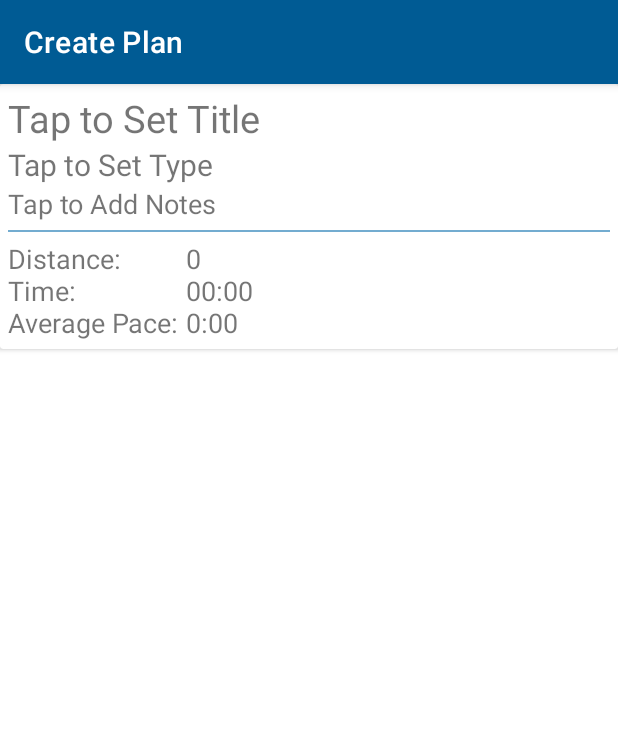
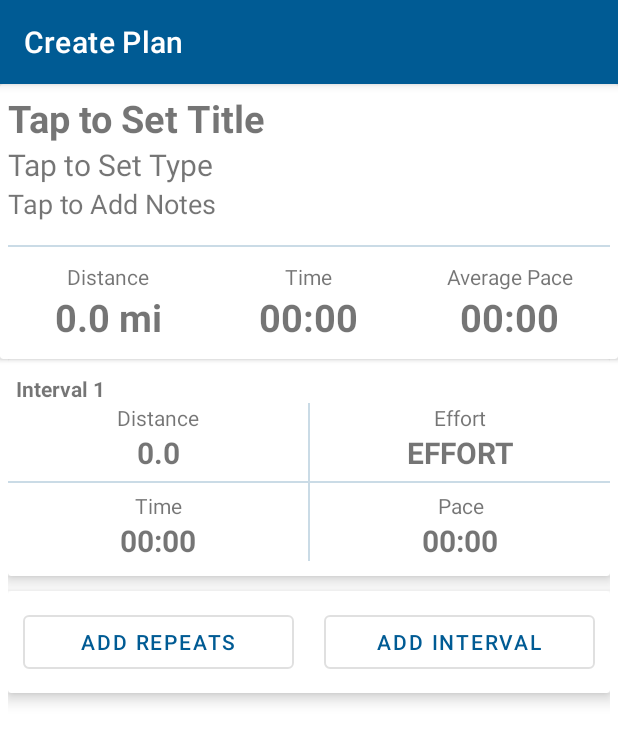
Before and after one commit to ETS-Android2/JANI, an Android app: the fragment FragDispRun2 placed in its activity, on a phone screen of 412 x 824 dp. Shown: the top 742 px of the screen. Run offline under Robolectric (Android 15) with nearby library versions, the phone set to English and light mode, and no system bars.

Commit message:
base run2 create fragment is done

```diff
--- a/app/src/main/java/com/sticknology/jani/MainActivity.java
+++ b/app/src/main/java/com/sticknology/jani/MainActivity.java
@@ -39,6 +39,7 @@ public class MainActivity extends AppCompatActivity {
     @Override
     protected void onCreate(Bundle savedInstanceState) {
         super.onCreate(savedInstanceState);
+
 
         //Strict Mode stuff
         StrictMode.setThreadPolicy(new StrictMode.ThreadPolicy.Builder()
--- a/app/src/main/java/com/sticknology/jani/data2/Distance.java
+++ b/app/src/main/java/com/sticknology/jani/data2/Distance.java
@@ -51,7 +51,7 @@ public class Distance {
     //Returns proper string to display along with distance based on enum
     public String getDistanceUnitString(DUnits distanceUnit){
         if (distanceUnit == DUnits.KM) return "km";
-        else if (distanceUnit == DUnits.MILES) return "miles";
+        else if (distanceUnit == DUnits.MILES) return "mi";
         else if (distanceUnit == DUnits.M) return "m";
         else return "";
     }
--- a/app/src/main/java/com/sticknology/jani/data2/MyTime.java
+++ b/app/src/main/java/com/sticknology/jani/data2/MyTime.java
@@ -19,16 +19,16 @@ public class MyTime {
             build += mHours + ":";
         }
 
-        if(String.valueOf(mMinutes).length() == 2){
+        if(mMinutes >= 10){
             build += mMinutes + ":";
         } else {
-            build += 0 + mMinutes + ":";
+            build += "0" + mMinutes + ":";
         }
 
-        if(String.valueOf(mSeconds).length() == 2){
+        if(mSeconds >= 10){
             build += mSeconds;
         } else {
-            build += 0 + mSeconds;
+            build += "0" + mSeconds;
         }
 
         return build;
--- a/app/src/main/java/com/sticknology/jani/run2/AdapterDispRun2.java
+++ b/app/src/main/java/com/sticknology/jani/run2/AdapterDispRun2.java
@@ -1,41 +1,161 @@
 package com.sticknology.jani.run2;
 
+import android.view.LayoutInflater;
 import android.view.View;
 import android.view.ViewGroup;
+import android.widget.Button;
+import android.widget.TextView;
 
 import androidx.annotation.NonNull;
 import androidx.recyclerview.widget.RecyclerView;
 
+import com.sticknology.jani.R;
+import com.sticknology.jani.data2.Distance;
+import com.sticknology.jani.data2.MyTime;
+
 import org.jetbrains.annotations.NotNull;
 
-public class AdapterDispRun2 extends RecyclerView.Adapter<AdapterDispRun2.ViewHolder> {
+import java.util.Hashtable;
 
-    //Inner class for viewholder
-    public class ViewHolder extends RecyclerView.ViewHolder {
+public class AdapterDispRun2 extends RecyclerView.Adapter<RecyclerView.ViewHolder> {
+
+    //String identifiers to get textview from hashtable for IntervalHolder
+    private final String cardLabel = "cardLabel", intervalTime = "intervalTime",
+            intervalDistance = "intervalDistance", intervalPace = "intervalPace",
+            intervalEffort = "intervalEffort";
+
+    public class IntervalHolder extends RecyclerView.ViewHolder {
+
+        //public TextView cardLabel, intervalDistance, intervalTime, intervalEffort, intervalPace;
+        public Hashtable<String, TextView> textViewHTable;
+
+        public IntervalHolder(View v){
+            super(v);
+
+            //Create Hashtable to hold all textview objects for intervalholder
+            textViewHTable = new Hashtable<String, TextView>();
+            textViewHTable.put(cardLabel, v.findViewById(R.id.run2_interval_label));
+            textViewHTable.put(intervalTime, v.findViewById(R.id.run2_interval_time));
+            textViewHTable.put(intervalDistance, v.findViewById(R.id.run2_interval_distance));
+            textViewHTable.put(intervalPace, v.findViewById(R.id.run2_interval_pace));
+            textViewHTable.put(intervalEffort, v.findViewById(R.id.run2_interval_effort));
+        }
+        //Return hashtable for use later in adapter
+        public Hashtable<String, TextView> getTextMap(){
+            return textViewHTable;
+        }
+    }
+
+    public class ActionHolder extends RecyclerView.ViewHolder {
+
+        public Button addInterval, addRepeat;
+
+        public ActionHolder(View v){
+            super(v);
+            addInterval = v.findViewById(R.id.run2_button_addinterval);
+            addRepeat = v.findViewById(R.id.run2_button_addrepeats);
+        }
+        //Getters for button objects
+        public Button getAddInterval() {return addInterval;}
+        public Button getAddRepeat(){return addRepeat;}
+    }
 
 
+    @Override
+    public int getItemViewType(int position) {
 
-        public ViewHolder(@NonNull @NotNull View itemView) {
-            super(itemView);
-
-
-        }
+        if (position < FragDispRun2.dispRun.getIntervals().size()) return 0;
+        else return 1;
     }
 
     @NonNull
     @NotNull
     @Override
-    public ViewHolder onCreateViewHolder(@NonNull @NotNull ViewGroup parent, int viewType) {
-        return null;
+    public RecyclerView.ViewHolder onCreateViewHolder(@NonNull @NotNull ViewGroup parent, int viewType) {
+
+        RecyclerView.ViewHolder viewHolder;
+        LayoutInflater inflater = LayoutInflater.from(parent.getContext());
+
+        if(viewType == 0){
+            View v = inflater.inflate(R.layout.run2_item_intervalcard, parent, false);
+            viewHolder = new IntervalHolder(v);
+        } else {
+            View v = inflater.inflate(R.layout.run2_item_buttoncard, parent, false);
+            viewHolder = new ActionHolder(v);
+        }
+        return viewHolder;
     }
 
     @Override
-    public void onBindViewHolder(@NonNull @NotNull ViewHolder holder, int position) {
+    public void onBindViewHolder(@NonNull @NotNull RecyclerView.ViewHolder holder, int position) {
 
+        //Runs proper obvh method based on what the item should be
+        if(holder.getItemViewType() == 0){
+            IntervalHolder intervalHolder = (IntervalHolder) holder;
+            obvhIntervalHolder(intervalHolder, position);
+        } else {
+            ActionHolder actionHolder = (ActionHolder) holder;
+            obvhActionHolder(actionHolder, position);
+        }
+    }
+
+    //Interval Card OBVH
+    private void obvhIntervalHolder(IntervalHolder holder, int position){
+
+        //Getting Hashtable with all of the textviews inside
+        Hashtable<String, TextView> textViewMap = holder.getTextMap();
+
+        //Setting the label for the interval card
+        TextView testLabel = textViewMap.get(cardLabel);
+        testLabel.setText("Interval " + (position+1));
+
+        //Get interval object for current position
+        Interval2 cardInterval = FragDispRun2.dispRun.getIntervals().get(position);
+
+        //Setting display data for the card
+        textViewMap.get(intervalDistance).setText(String.valueOf(cardInterval.getDistance().getDoubleDistance()));
+        textViewMap.get(intervalTime).setText(cardInterval.getTime().getDispString());
+        textViewMap.get(intervalPace).setText(cardInterval.getPace().getDispString());
+        textViewMap.get(intervalEffort).setText(cardInterval.getEffort());
+
+    }
+
+    //Action Card OBVH
+    private void obvhActionHolder(ActionHolder holder, int position){
+
+        //Set Behavior for Add Interval Button
+        Button addInterval = holder.getAddInterval();
+        addInterval.setOnClickListener(new View.OnClickListener() {
+            @Override
+            public void onClick(View view) {
+                addBlankInterval();
+                FragDispRun2.dispAdapter.notifyItemInserted(FragDispRun2.dispRun.getIntervals().size());
+            }
+        });
+
+        //Set Behavior for Add Repeats Button
+        Button addRepeats = holder.getAddRepeat();
+        addRepeats.setOnClickListener(new View.OnClickListener() {
+            @Override
+            public void onClick(View view) {
+
+            }
+        });
+    }
+
+    public void addBlankInterval(){
+        MyTime blankTime = new MyTime(0, 0, 0);
+        Distance zeroDistance = new Distance(0, Distance.defaultUnit);
+        FragDispRun2.dispRun.getIntervals().add(new Interval2(zeroDistance, "NA", blankTime, blankTime));
     }
 
     @Override
     public int getItemCount() {
-        return 0;
+        if(FragDispRun2.dispRun.getIntervals() != null){
+            return FragDispRun2.dispRun.getIntervals().size() +1;
+        }
+        else {
+            return 2;
+        }
     }
 }
--- a/app/src/main/java/com/sticknology/jani/run2/FragDispRun2.java
+++ b/app/src/main/java/com/sticknology/jani/run2/FragDispRun2.java
@@ -8,12 +8,16 @@ import android.widget.TextView;
 
 import androidx.cardview.widget.CardView;
 import androidx.fragment.app.Fragment;
+import androidx.recyclerview.widget.LinearLayoutManager;
 import androidx.recyclerview.widget.RecyclerView;
 
 import com.sticknology.jani.R;
 import com.sticknology.jani.data2.Distance;
+import com.sticknology.jani.data2.MyTime;
 
 import org.jetbrains.annotations.NotNull;
+
+import java.util.ArrayList;
 
 public class FragDispRun2 extends Fragment {
 
@@ -21,10 +25,10 @@ public class FragDispRun2 extends Fragment {
     public static Run2 dispRun;
 
     //Adapter
-    public AdapterDispRun2 dispAdapter;
+    public static AdapterDispRun2 dispAdapter;
 
     //Needed ui component initialization
-    private TextView dispName, dispType, dispNotes, labelData, dispData;
+    private TextView dispName, dispType, dispNotes, labelDist, labelTime, labelPace;
     private CardView header;
     private RecyclerView intervalRev;
 
@@ -48,6 +52,11 @@ public class FragDispRun2 extends Fragment {
         if(dispRun == null){
             dispRun = new Run2(null, null, null, null,
                     null, null, null);
+            ArrayList<Interval2> intervalList = new ArrayList<>();
+            dispRun.setIntervals(intervalList);
+            MyTime blankTime = new MyTime(0, 0, 0);
+            Distance zeroDistance = new Distance(0, Distance.defaultUnit);
+            dispRun.getIntervals().add(new Interval2(zeroDistance, "EFFORT", blankTime, blankTime));
         }
 
         //Inflate view with proper layout xml
@@ -63,8 +72,9 @@ public class FragDispRun2 extends Fragment {
         dispName = getView().findViewById(R.id.run2_disp_name);
         dispType = getView().findViewById(R.id.run2_disp_type);
         dispNotes = getView().findViewById(R.id.run2_disp_notes);
-        dispData = getView().findViewById(R.id.run2_disp_data);
-        labelData = getView().findViewById(R.id.run2_disp_datalabels);
+        labelDist = getView().findViewById(R.id.run2_disp_distance);
+        labelTime = getView().findViewById(R.id.run2_disp_time);
+        labelPace = getView().findViewById(R.id.run2_disp_apace);
         //Containers
         header = getView().findViewById(R.id.run2_disp_header);
         //RecyclerView
@@ -100,12 +110,13 @@ public class FragDispRun2 extends Fragment {
         updateRunData();
 
         //Create recyclerview
+        dispAdapter = new AdapterDispRun2();
+        intervalRev.setAdapter(dispAdapter);
+        intervalRev.setLayoutManager(new LinearLayoutManager(getContext()));
     }
 
     //Update the text inside of the header for run display
     public void updateRunData(){
-
-        labelData.setText("Distance: \nTime: \nAverage Pace: ");
 
         String totalDistance = "";
         String totalTime = "";
@@ -113,7 +124,7 @@ public class FragDispRun2 extends Fragment {
 
         //If run object has interval list filled
         if(dispRun.getIntervals() != null){
-            totalDistance += dispRun.getDistance() + " " + Distance.defaultUnit.toString();
+            totalDistance += dispRun.getDistance() + " " + "mi";
             totalTime += dispRun.getTotalTime().getDispString();
             averagePace += dispRun.getAveragePace().getDispString();
 
@@ -125,7 +136,8 @@ public class FragDispRun2 extends Fragment {
             averagePace += "0:00";
         }
 
-        String build = totalDistance + "\n" + totalTime + "\n" + averagePace;
-        dispData.setText(build);
+        labelDist.setText(totalDistance);
+        labelTime.setText(totalTime);
+        labelPace.setText(averagePace);
     }
 }
--- a/app/src/main/res/layout/run2_fragment_base.xml
+++ b/app/src/main/res/layout/run2_fragment_base.xml
@@ -15,7 +15,7 @@
         card_view:cardElevation="10dp"
         android:id="@+id/run2_disp_header">
 
-        <androidx.constraintlayout.widget.ConstraintLayout
+        <LinearLayout
             android:layout_width="match_parent"
             android:layout_height="wrap_content"
             android:orientation="vertical"
@@ -29,6 +29,7 @@
                 app:layout_constraintStart_toStartOf="parent"
                 android:text="Place Holder For Run Name"
                 android:textSize="25sp"
+                android:textStyle="bold"
                 android:id="@+id/run2_disp_name"/>
 
             <TextView
@@ -47,41 +48,94 @@
                 app:layout_constraintStart_toStartOf="parent"
                 android:text="Place Holder For Run Notes"
                 android:textSize="18sp"
-                android:id="@+id/run2_disp_notes"/>
+                android:id="@+id/run2_disp_notes" />
 
             <View
                 android:layout_width="match_parent"
                 android:layout_height="1dp"
-                android:background="@color/theme4"
-                app:layout_constraintTop_toBottomOf="@id/run2_disp_notes"
-                android:id="@+id/run2_disp_sep"
-                android:layout_marginTop="5dp"
-                android:layout_marginBottom="5dp"/>
+                android:background="@color/theme5"
+                android:layout_marginTop="15dp"/>
 
             <LinearLayout
                 android:layout_width="match_parent"
                 android:layout_height="wrap_content"
                 android:orientation="horizontal"
-                android:layout_marginTop="5dp"
-                app:layout_constraintTop_toBottomOf="@id/run2_disp_sep">
+                android:layout_marginTop="10dp"
+                android:layout_marginBottom="5dp"
+                app:layout_constraintTop_toBottomOf="@id/run2_disp_notes">
 
-                <TextView
-                    android:layout_width="wrap_content"
+                <LinearLayout
+                    android:layout_width="0dp"
+                    android:layout_weight="1"
                     android:layout_height="wrap_content"
-                    android:text="Place Holder For Run Data"
-                    android:textSize="18sp"
-                    android:id="@+id/run2_disp_datalabels"/>
+                    android:orientation="vertical">
 
-                <TextView
-                    android:layout_width="wrap_content"
+                    <TextView
+                        android:layout_width="match_parent"
+                        android:layout_height="wrap_content"
+                        android:text="Distance"
+                        android:textAlignment="center"/>
+
+                    <TextView
+                        android:layout_width="match_parent"
+                        android:layout_height="wrap_content"
+                        android:text="Distance"
+                        android:textSize="25dp"
+                        android:textStyle="bold"
+                        android:textAlignment="center"
+                        android:id="@+id/run2_disp_distance"/>
+
+                </LinearLayout>
+
+                <LinearLayout
+                    android:layout_width="0dp"
+                    android:layout_weight="1"
                     android:layout_height="wrap_content"
-                    android:text="Place Holder For Run Data"
-                    android:textSize="18sp"
-                    android:id="@+id/run2_disp_data"/>
+                    android:orientation="vertical">
+
+                    <TextView
+                        android:layout_width="match_parent"
+                        android:layout_height="wrap_content"
+                        android:text="Time"
+                        android:textAlignment="center"/>
+
+                    <TextView
+                        android:layout_width="match_parent"
+                        android:layout_height="wrap_content"
+                        android:text="Time Val"
+                        android:textSize="25dp"
+                        android:textStyle="bold"
+                        android:textAlignment="center"
+                        android:id="@+id/run2_disp_time"/>
+
+                </LinearLayout>
+
+                <LinearLayout
+                    android:layout_width="0dp"
+                    android:layout_weight="1"
+                    android:layout_height="wrap_content"
+                    android:orientation="vertical">
+
+                    <TextView
+                        android:layout_width="match_parent"
+                        android:layout_height="wrap_content"
+                        android:text="Average Pace"
+                        android:textAlignment="center"/>
+
+                    <TextView
+                        android:layout_width="match_parent"
+                        android:layout_height="wrap_content"
+                        android:text="Average"
+                        android:textSize="25dp"
+                        android:textStyle="bold"
+                        android:textAlignment="center"
+                        android:id="@+id/run2_disp_apace"/>
+
+                </LinearLayout>
 
             </LinearLayout>
 
-        </androidx.constraintlayout.widget.ConstraintLayout>
+        </LinearLayout>
 
     </androidx.cardview.widget.CardView>
 
--- /dev/null
+++ b/app/src/main/res/layout/run2_item_buttoncard.xml
@@ -0,0 +1,37 @@
+<?xml version="1.0" encoding="utf-8"?>
+<androidx.cardview.widget.CardView xmlns:android="http://schemas.android.com/apk/res/android"
+    android:layout_width="match_parent"
+    android:layout_height="wrap_content"
+    xmlns:app="http://schemas.android.com/apk/res-auto"
+    app:cardElevation="6dp">
+
+    <LinearLayout
+        android:layout_width="match_parent"
+        android:layout_height="wrap_content"
+        android:orientation="horizontal"
+        android:layout_marginHorizontal="10dp"
+        android:layout_marginVertical="10dp">
+
+        <Button
+            android:layout_width="0dp"
+            android:layout_weight="1"
+            android:layout_height="wrap_content"
+            android:text="Add Repeats"
+            style="@style/Widget.MaterialComponents.Button.OutlinedButton"
+            android:id="@+id/run2_button_addrepeats"/>
+
+        <Space
+            android:layout_width="20dp"
+            android:layout_height="wrap_content"/>
+
+        <Button
+            android:layout_width="0dp"
+            android:layout_weight="1"
+            android:layout_height="wrap_content"
+            android:text="Add Interval"
+            style="@style/Widget.MaterialComponents.Button.OutlinedButton"
+            android:id="@+id/run2_button_addinterval"/>
+
+    </LinearLayout>
+
+</androidx.cardview.widget.CardView>
--- /dev/null
+++ b/app/src/main/res/layout/run2_item_intervalcard.xml
@@ -0,0 +1,129 @@
+<?xml version="1.0" encoding="utf-8"?>
+<androidx.cardview.widget.CardView xmlns:android="http://schemas.android.com/apk/res/android"
+    android:layout_width="match_parent"
+    android:layout_height="wrap_content"
+    xmlns:app="http://schemas.android.com/apk/res-auto"
+    app:cardElevation="6dp"
+    android:layout_marginBottom="10dp"
+    android:clickable="true"
+    android:foreground="?android:attr/selectableItemBackground"
+    android:focusable="true">
+
+    <LinearLayout
+        android:layout_width="match_parent"
+        android:layout_height="wrap_content"
+        android:orientation="vertical"
+        android:layout_marginBottom="10dp">
+
+        <TextView
+            android:layout_marginTop="10dp"
+            android:layout_width="match_parent"
+            android:layout_height="wrap_content"
+            android:layout_marginLeft="5dp"
+            android:text="Interval 1"
+            android:textStyle="bold"
+            android:id="@+id/run2_interval_label"/>
+
+        <LinearLayout
+            android:layout_width="match_parent"
+            android:layout_height="wrap_content"
+            android:orientation="horizontal">
+
+            <LinearLayout
+                android:layout_width="0dp"
+                android:layout_weight="1"
+                android:layout_height="wrap_content"
+                android:orientation="vertical">
+
+                <TextView
+                    android:layout_width="match_parent"
+                    android:layout_height="wrap_content"
+                    android:text="Distance"
+                    android:textAlignment="center"/>
+
+                <TextView
+                    android:layout_width="match_parent"
+                    android:layout_height="wrap_content"
+                    android:text="Distance"
+                    android:textSize="20sp"
+                    android:textStyle="bold"
+                    android:textAlignment="center"
+                    android:id="@+id/run2_interval_distance"/>
+
+                <View
+                    android:layout_width="match_parent"
+                    android:layout_height="1dp"
+                    android:background="@color/theme5"
+                    android:layout_marginVertical="5dp"/>
+
+                <TextView
+                    android:layout_width="match_parent"
+                    android:layout_height="wrap_content"
+                    android:text="Time"
+                    android:textAlignment="center"/>
+
+                <TextView
+                    android:layout_width="match_parent"
+                    android:layout_height="wrap_content"
+                    android:text="Time Val"
+                    android:textStyle="bold"
+                    android:textSize="20sp"
+                    android:textAlignment="center"
+                    android:id="@+id/run2_interval_time"/>
+
+            </LinearLayout>
+
+            <View
+                android:layout_width="1dp"
+                android:layout_height="match_parent"
+                android:background="@color/theme5" />
+
+            <LinearLayout
+                android:layout_width="0dp"
+                android:layout_weight="1"
+                android:layout_height="wrap_content"
+                android:orientation="vertical">
+
+                <TextView
+                    android:layout_width="match_parent"
+                    android:layout_height="wrap_content"
+                    android:text="Effort"
+                    android:textAlignment="center"/>
+
+                <TextView
+                    android:layout_width="match_parent"
+                    android:layout_height="wrap_content"
+                    android:text="Effort"
+                    android:textStyle="bold"
+                    android:textSize="20sp"
+                    android:textAlignment="center"
+                    android:id="@+id/run2_interval_effort"/>
+
+                <View
+                    android:layout_width="match_parent"
+                    android:layout_height="1dp"
+                    android:background="@color/theme5"
+                    android:layout_marginVertical="5dp"/>
+
+                <TextView
+                    android:layout_width="match_parent"
+                    android:layout_height="wrap_content"
+                    android:text="Pace"
+                    android:textAlignment="center"/>
+
+                <TextView
+                    android:layout_width="match_parent"
+                    android:layout_height="wrap_content"
+                    android:text="Pace"
+                    android:textStyle="bold"
+                    android:textSize="20sp"
+                    android:textAlignment="center"
+                    android:id="@+id/run2_interval_pace"/>
+
+            </LinearLayout>
+
+        </LinearLayout>
+
+    </LinearLayout>
+
+</androidx.cardview.widget.CardView>
```
